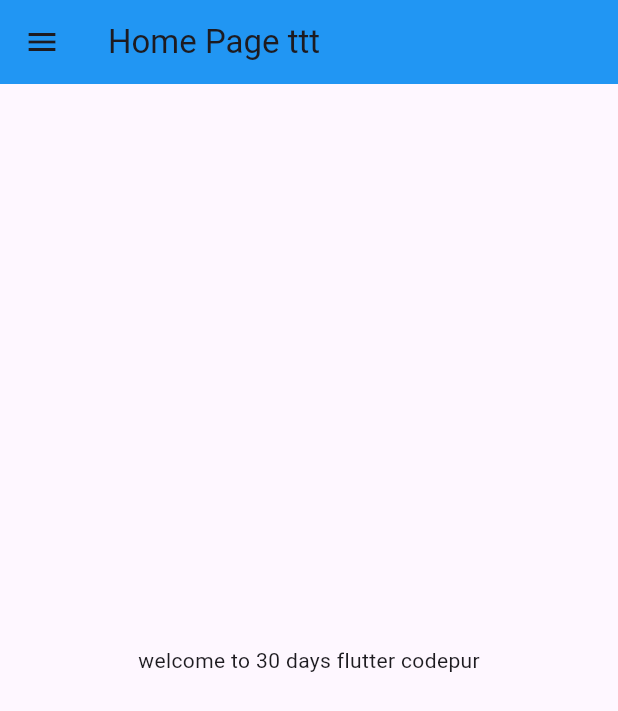
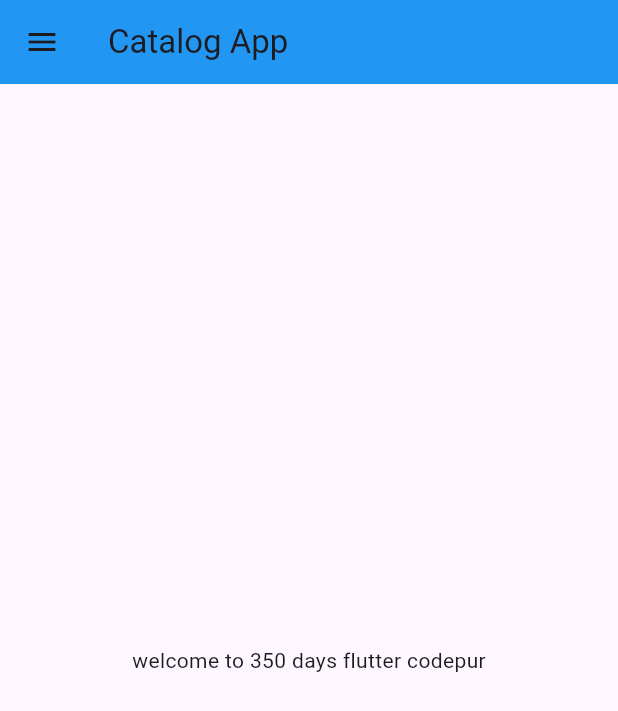
Before and after one commit to kishoriOS/demo, a Flutter app: the screen it shows after launch, on a phone screen of 412 x 824 dp. Shown: the top 711 px of the screen. Run offline on Flutter 3.47's test engine with Material 3 defaults, Android fonts, the phone set to English and light mode, and no system bars.

Commit message:
day 3 completed too

```diff
--- a/lib/main.dart
+++ b/lib/main.dart
@@ -1,6 +1,6 @@
+import 'package:demo/pages/home_page.dart';
+import 'package:demo/pages/login_page.dart';
 import 'package:flutter/material.dart';
-
-import 'home_page.dart';
 
 void main() {
   runApp(MyApp());
@@ -10,7 +10,15 @@ class MyApp extends StatelessWidget {
   @override
   Widget build(BuildContext context) {
     return MaterialApp(
-      home: HomePage(),
+      themeMode: ThemeMode.light,
+      theme: ThemeData(primarySwatch: Colors.deepPurple),
+      darkTheme: ThemeData(brightness: Brightness.dark),
+      initialRoute: "/home",
+      routes: {
+        "/": (context) => LoginPage(),
+        "/home": (context) => HomePage(),
+        "/login": (context) => LoginPage()
+      },
     );
   }
 }
--- a/lib/home_page.dart
+++ b/lib/pages/home_page.dart
@@ -1,13 +1,13 @@
 import 'package:flutter/material.dart';
 
 class HomePage extends StatelessWidget {
-  final int days = 30;
+  final int days = 350;
   final String name = "codepur";
   @override
   Widget build(BuildContext context) {
     return Scaffold(
       appBar: AppBar(
-        title: Text("Home Page ttt"),
+        title: Text("Catalog App"),
         backgroundColor: Colors.blue,
       ),
       body: Center(
```
